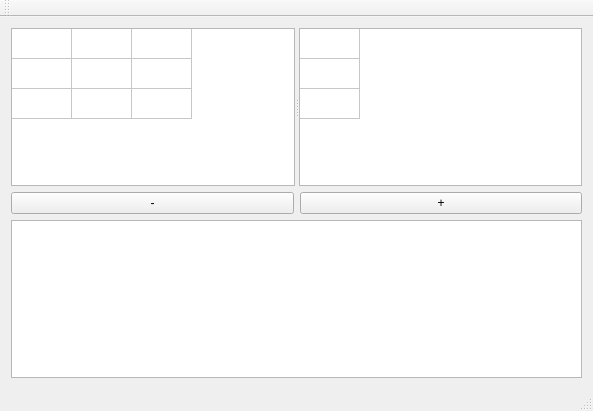
mishakeryta/MatrixProject, file mainwindow.ui: the form before one commit.
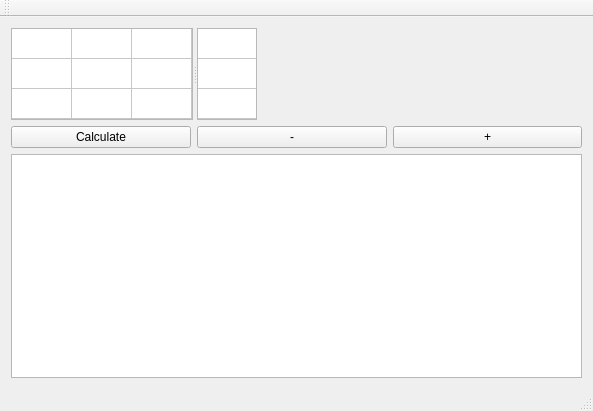
The form after the commit.

```diff
--- a/mainwindow.ui
+++ b/mainwindow.ui
@@ -21,10 +21,16 @@
        <enum>Qt::Horizontal</enum>
       </property>
       <widget class="QTableWidget" name="tMatrixA">
+       <property name="sizePolicy">
+        <sizepolicy hsizetype="MinimumExpanding" vsizetype="MinimumExpanding">
+         <horstretch>0</horstretch>
+         <verstretch>0</verstretch>
+        </sizepolicy>
+       </property>
        <property name="maximumSize">
         <size>
-         <width>1000</width>
-         <height>1000</height>
+         <width>182</width>
+         <height>92</height>
         </size>
        </property>
        <property name="showGrid">
@@ -71,6 +77,12 @@
        <column/>
       </widget>
       <widget class="QTableWidget" name="tMatrixB">
+       <property name="maximumSize">
+        <size>
+         <width>60</width>
+         <height>92</height>
+        </size>
+       </property>
        <property name="rowCount">
         <number>3</number>
        </property>
@@ -101,6 +113,19 @@
     </item>
     <item>
      <layout class="QHBoxLayout" name="horizontalLayout_2">
+      <item>
+       <widget class="QPushButton" name="pbtCslculate">
+        <property name="maximumSize">
+         <size>
+          <width>180</width>
+          <height>100</height>
+         </size>
+        </property>
+        <property name="text">
+         <string>Calculate</string>
+        </property>
+       </widget>
+      </item>
       <item>
        <widget class="QPushButton" name="pbtMinusSize">
         <property name="text">
```
